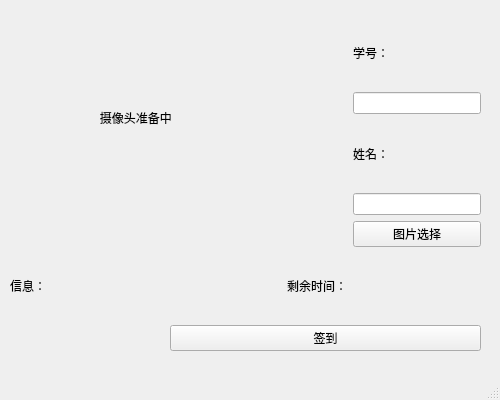
First picture: the form in qt_learn/student.ui, repository asswecanfat/sign_in_sys, before the edit.
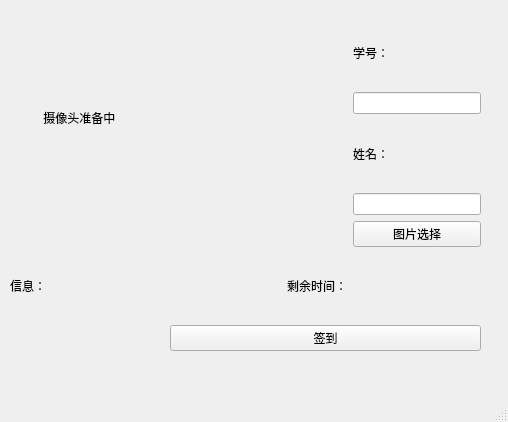
Second picture: the form after the edit.

What changed in the file:
```diff
--- a/qt_learn/student.ui
+++ b/qt_learn/student.ui
@@ -6,8 +6,8 @@
    <rect>
     <x>0</x>
     <y>0</y>
-    <width>500</width>
-    <height>400</height>
+    <width>508</width>
+    <height>422</height>
    </rect>
   </property>
   <property name="windowTitle">
@@ -77,7 +77,7 @@
         <bool>false</bool>
        </property>
        <property name="text">
-        <string>                           摄像头准备中                             </string>
+        <string>          摄像头准备中       </string>
        </property>
       </widget>
      </item>
```
Left out of the diff: 4 changed lines with no effect on the pictures.
